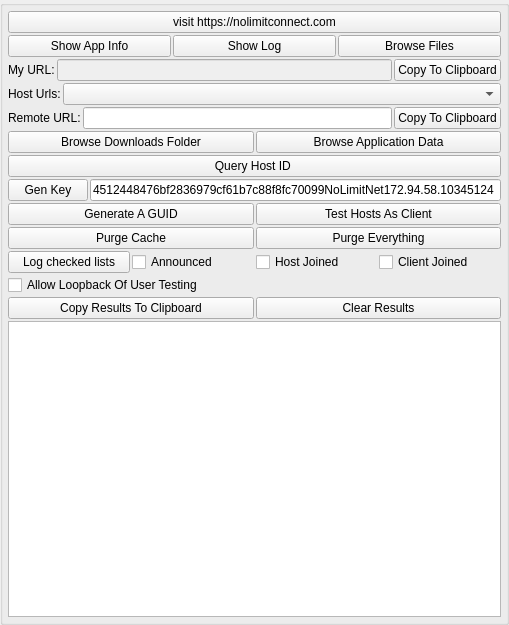
Above: nolimitgui/CommonSrc/Forms/AppletTestAndDebug.ui from nolimitconnect/NoLimitConnect before the change. Below: the same form after it.
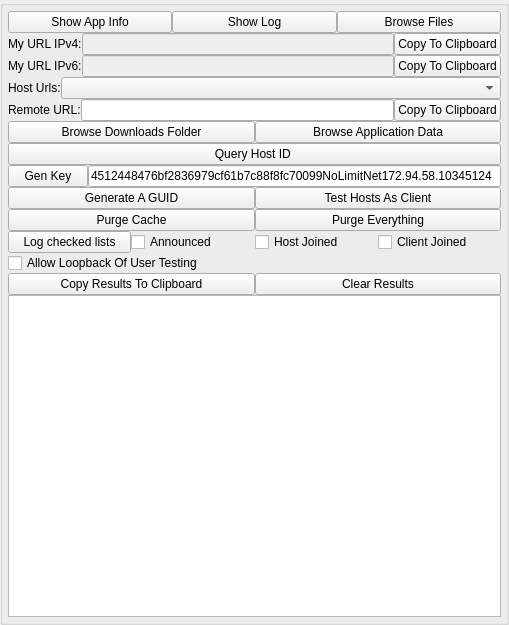
That is the form after the change.

What changed in the file:
```diff
--- a/nolimitgui/CommonSrc/Forms/AppletTestAndDebug.ui
+++ b/nolimitgui/CommonSrc/Forms/AppletTestAndDebug.ui
@@ -66,7 +66,7 @@
      </property>
      <layout class="QVBoxLayout" name="verticalLayout_2">
       <property name="spacing">
-       <number>2</number>
+       <number>0</number>
       </property>
       <property name="leftMargin">
        <number>5</number>
@@ -80,19 +80,6 @@
       <property name="bottomMargin">
        <number>5</number>
       </property>
-      <item>
-       <widget class="QPushButton" name="gotoWebsiteButton">
-        <property name="sizePolicy">
-         <sizepolicy hsizetype="Minimum" vsizetype="Preferred">
-          <horstretch>0</horstretch>
-          <verstretch>0</verstretch>
-         </sizepolicy>
-        </property>
-        <property name="text">
-         <string>visit https://nolimitconnect.com</string>
-        </property>
-       </widget>
-      </item>
       <item>
        <layout class="QHBoxLayout" name="horizontalLayout">
         <item>
@@ -123,7 +110,7 @@
         <item>
          <widget class="QLabel" name="m_MyUrlLabel">
           <property name="text">
-           <string>My URL:</string>
+           <string>My URL IPv4:</string>
           </property>
          </widget>
         </item>
@@ -135,7 +122,32 @@
          </widget>
         </item>
         <item>
-         <widget class="QPushButton" name="m_CopyMyUrlButton">
+         <widget class="QPushButton" name="m_CopyMyUrlButtonIpv4">
+          <property name="text">
+           <string>Copy To Clipboard</string>
+          </property>
+         </widget>
+        </item>
+       </layout>
+      </item>
+      <item>
+       <layout class="QHBoxLayout" name="horizontalLayout_34">
+        <item>
+         <widget class="QLabel" name="m_MyUrlLabelIpv6">
+          <property name="text">
+           <string>My URL IPv6:</string>
+          </property>
+         </widget>
+        </item>
+        <item>
+         <widget class="QLineEdit" name="m_MyUrlEditIpv6">
+          <property name="enabled">
+           <bool>false</bool>
+          </property>
+         </widget>
+        </item>
+        <item>
+         <widget class="QPushButton" name="m_CopyMyUrlButtonIpv6">
           <property name="text">
            <string>Copy To Clipboard</string>
           </property>
```
Left out of the diff: 4 changed lines with no effect on the pictures.
